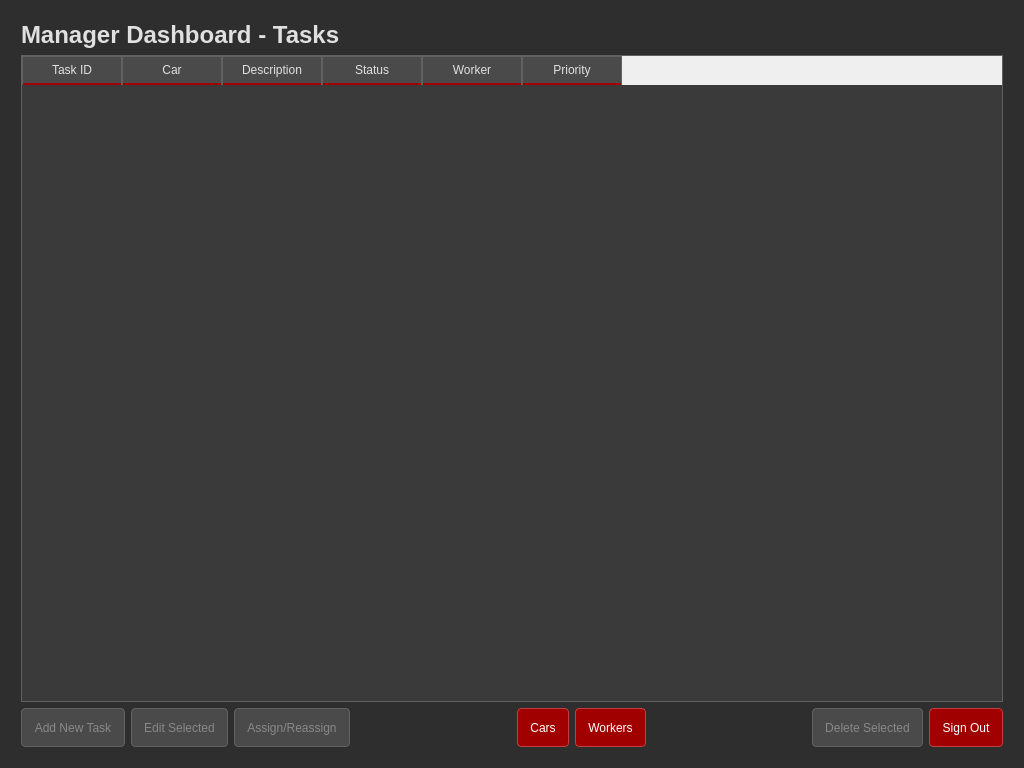
AlexOfRivia/AutoMagik, file AutoMagik/AutoMagik.ui: the form before one commit.
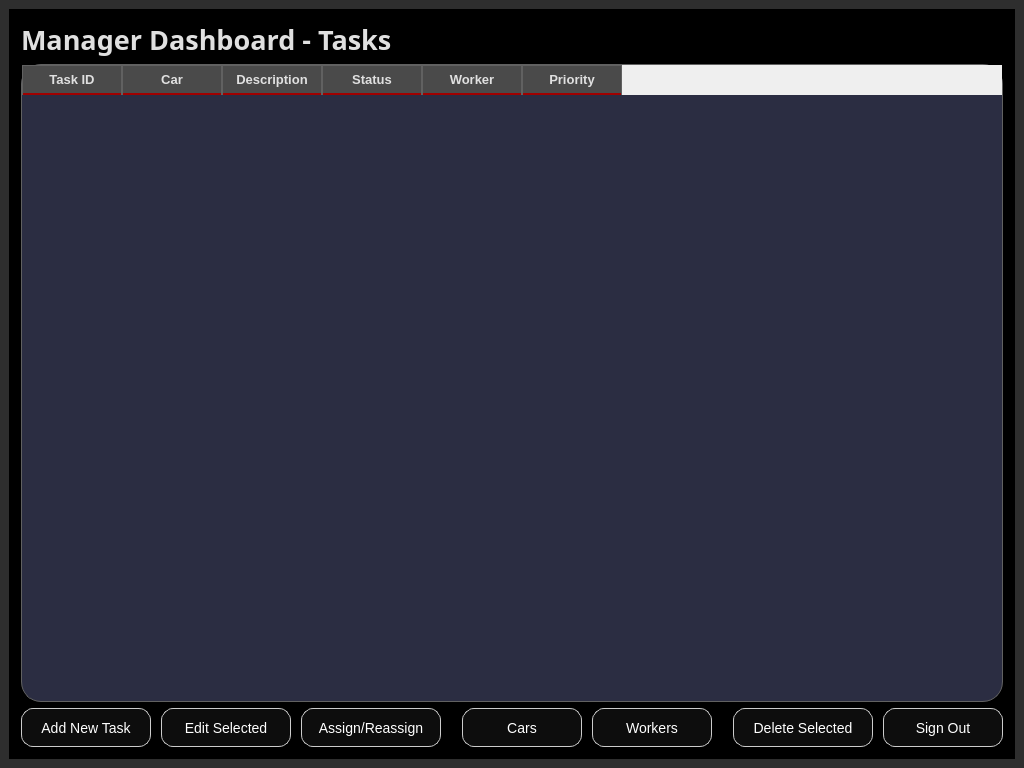
The form after the commit. The open tabs and pages were chosen to show the change. Icons and pictures are not drawn.

Commit message: Added deleting cars and new UI

The edit to the form file:
```diff
--- a/AutoMagik/AutoMagik.ui
+++ b/AutoMagik/AutoMagik.ui
@@ -1240,6 +1240,13 @@
 							</layout>
 						</widget>
 						<widget class="QWidget" name="managerTasksPage">
+							<property name="styleSheet">
+								<string notr="true">
+									QWidget#managerTasksPage {
+									background-color: rgb(0, 0, 0);
+									}
+								</string>
+							</property>
 							<layout class="QVBoxLayout" name="managerVLayout">
 								<property name="leftMargin">
 									<number>12</number>
@@ -1257,10 +1264,20 @@
 									<widget class="QLabel" name="managerTitleLabel">
 										<property name="font">
 											<font>
-												<pointsize>18</pointsize>
+												<family>ISOCP</family>
+												<pointsize>20</pointsize>
+												<italic>false</italic>
 												<bold>true</bold>
 											</font>
 										</property>
+										<property name="styleSheet">
+											<string notr="true">
+												QLabel#managerTitleLabel {
+												font: 20pt &quot;ISOCP&quot;;
+												font-weight: bold;
+												}
+											</string>
+										</property>
 										<property name="text">
 											<string>Manager Dashboard - Tasks</string>
 										</property>
@@ -1274,6 +1291,14 @@
 												<verstretch>1</verstretch>
 											</sizepolicy>
 										</property>
+										<property name="styleSheet">
+											<string notr="true">
+												QTableWidget#tasksTableWidget {
+												background-color: #2B2D42;
+												border-radius: 20px;
+												}
+											</string>
+										</property>
 										<property name="editTriggers">
 											<set>QAbstractItemView::EditTrigger::NoEditTriggers</set>
 										</property>
@@ -1302,41 +1327,148 @@
 											<property name="text">
 												<string>Task ID</string>
 											</property>
+											<property name="font">
+												<font>
+													<pointsize>10</pointsize>
+													<bold>true</bold>
+												</font>
+											</property>
+											<property name="background">
+												<color>
+													<red>110</red>
+													<green>120</green>
+													<blue>136</blue>
+												</color>
+											</property>
 										</column>
 										<column>
 											<property name="text">
 												<string>Car</string>
 											</property>
+											<property name="font">
+												<font>
+													<pointsize>10</pointsize>
+													<bold>true</bold>
+												</font>
+											</property>
+											<property name="background">
+												<color>
+													<red>110</red>
+													<green>120</green>
+													<blue>136</blue>
+												</color>
+											</property>
 										</column>
 										<column>
 											<property name="text">
 												<string>Description</string>
 											</property>
+											<property name="font">
+												<font>
+													<pointsize>10</pointsize>
+													<bold>true</bold>
+												</font>
+											</property>
+											<property name="background">
+												<color>
+													<red>110</red>
+													<green>120</green>
+													<blue>136</blue>
+												</color>
+											</property>
 										</column>
 										<column>
 											<property name="text">
 												<string>Status</string>
 											</property>
+											<property name="font">
+												<font>
+													<pointsize>10</pointsize>
+													<bold>true</bold>
+												</font>
+											</property>
+											<property name="background">
+												<color>
+													<red>110</red>
+													<green>120</green>
+													<blue>136</blue>
+												</color>
+											</property>
 										</column>
 										<column>
 											<property name="text">
 												<string>Worker</string>
 											</property>
+											<property name="font">
+												<font>
+													<pointsize>10</pointsize>
+													<bold>true</bold>
+												</font>
+											</property>
+											<property name="background">
+												<color>
+													<red>110</red>
+													<green>120</green>
+													<blue>136</blue>
+												</color>
+											</property>
 										</column>
 										<column>
 											<property name="text">
 												<string>Priority</string>
 											</property>
+											<property name="font">
+												<font>
+													<pointsize>10</pointsize>
+													<bold>true</bold>
+												</font>
+											</property>
+											<property name="background">
+												<color>
+													<red>110</red>
+													<green>120</green>
+													<blue>136</blue>
+												</color>
+											</property>
+											<property name="foreground">
+												<brush brushstyle="NoBrush">
+													<color alpha="255">
+														<red>110</red>
+														<green>120</green>
+														<blue>136</blue>
+													</color>
+												</brush>
+											</property>
 										</column>
 									</widget>
 								</item>
 								<item>
 									<layout class="QHBoxLayout" name="managerActionsLayout">
+										<property name="spacing">
+											<number>10</number>
+										</property>
 										<item>
 											<widget class="QPushButton" name="addTaskButton">
 												<property name="enabled">
 													<bool>false</bool>
 												</property>
+												<property name="minimumSize">
+													<size>
+														<width>130</width>
+														<height>39</height>
+													</size>
+												</property>
+												<property name="styleSheet">
+													<string notr="true">
+														QPushButton#addTaskButton {
+														background-color: #0d0d0d;
+														border: 1px solid #cccccc;
+														border-radius: 12px;
+														font-size: 14px;
+														color: rgb(255, 255, 255);
+														}
+													</string>
+												</property>
 												<property name="text">
 													<string>Add New Task</string>
 												</property>
@@ -1352,6 +1484,23 @@
 												<property name="enabled">
 													<bool>false</bool>
 												</property>
+												<property name="minimumSize">
+													<size>
+														<width>130</width>
+														<height>39</height>
+													</size>
+												</property>
+												<property name="styleSheet">
+													<string notr="true">
+														QPushButton#editTaskButton {
+														background-color: #0d0d0d;
+														border: 1px solid #cccccc;
+														border-radius: 12px;
+														font-size: 14px;
+														color: rgb(255, 255, 255);
+														}
+													</string>
+												</property>
 												<property name="text">
 													<string>Edit Selected</string>
 												</property>
@@ -1367,6 +1516,23 @@
 												<property name="enabled">
 													<bool>false</bool>
 												</property>
+												<property name="minimumSize">
+													<size>
+														<width>140</width>
+														<height>39</height>
+													</size>
+												</property>
+												<property name="styleSheet">
+													<string notr="true">
+														QPushButton#assignTaskButton {
+														background-color: #0d0d0d;
+														border: 1px solid #cccccc;
+														border-radius: 12px;
+														font-size: 14px;
+														color: rgb(255, 255, 255);
+														}
+													</string>
+												</property>
 												<property name="text">
 													<string>Assign/Reassign</string>
 												</property>
@@ -1392,6 +1558,23 @@
 										</item>
 										<item>
 											<widget class="QPushButton" name="carsButton">
+												<property name="minimumSize">
+													<size>
+														<width>120</width>
+														<height>39</height>
+													</size>
+												</property>
+												<property name="styleSheet">
+													<string notr="true">
+														QPushButton#carsButton {
+														background-color: #0d0d0d;
+														border: 1px solid #cccccc;
+														border-radius: 12px;
+														font-size: 14px;
+														color: rgb(255, 255, 255);
+														}
+													</string>
+												</property>
 												<property name="text">
 													<string>Cars</string>
 												</property>
@@ -1404,6 +1587,23 @@
 										</item>
 										<item>
 											<widget class="QPushButton" name="workersButton">
+												<property name="minimumSize">
+													<size>
+														<width>120</width>
+														<height>39</height>
+													</size>
+												</property>
+												<property name="styleSheet">
+													<string notr="true">
+														QPushButton#workersButton {
+														background-color: #0d0d0d;
+														border: 1px solid #cccccc;
+														border-radius: 12px;
+														font-size: 14px;
+														color: rgb(255, 255, 255);
+														}
+													</string>
+												</property>
 												<property name="text">
 													<string>Workers</string>
 												</property>
@@ -1432,6 +1632,23 @@
 												<property name="enabled">
 													<bool>false</bool>
 												</property>
+												<property name="minimumSize">
+													<size>
+														<width>140</width>
+														<height>39</height>
+													</size>
+												</property>
+												<property name="styleSheet">
+													<string notr="true">
+														QPushButton#deleteTaskButton {
+														background-color: #0d0d0d;
+														border: 1px solid #cccccc;
+														border-radius: 12px;
+														font-size: 14px;
+														color: rgb(255, 255, 255);
+														}
+													</string>
+												</property>
 												<property name="text">
 													<string>Delete Selected</string>
 												</property>
@@ -1444,6 +1661,23 @@
 										</item>
 										<item>
 											<widget class="QPushButton" name="managerBackButton">
+												<property name="minimumSize">
+													<size>
+														<width>120</width>
+														<height>39</height>
+													</size>
+												</property>
+												<property name="styleSheet">
+													<string notr="true">
+														QPushButton#managerBackButton {
+														background-color: #0d0d0d;
+														border: 1px solid #cccccc;
+														border-radius: 12px;
+														font-size: 14px;
+														color: rgb(255, 255, 255);
+														}
+													</string>
+												</property>
 												<property name="text">
 													<string>Sign Out</string>
 												</property>
```
Left out of the diff: 971 changed lines with no effect on the pictures. The commit also changes 4 other files.
